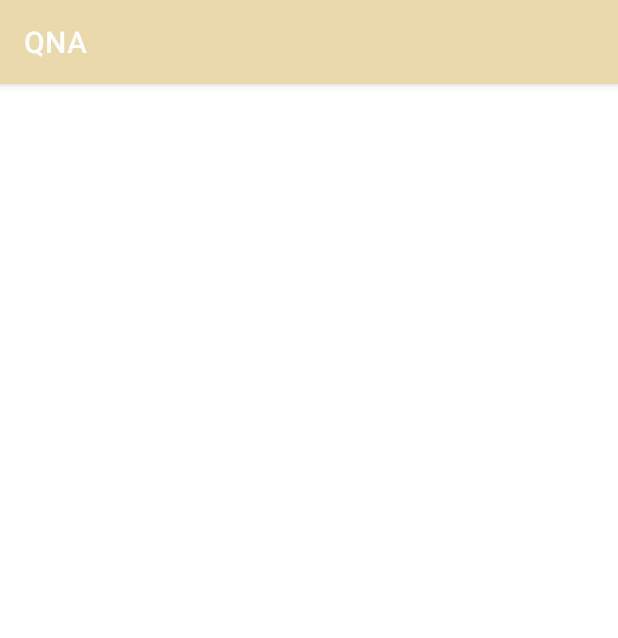
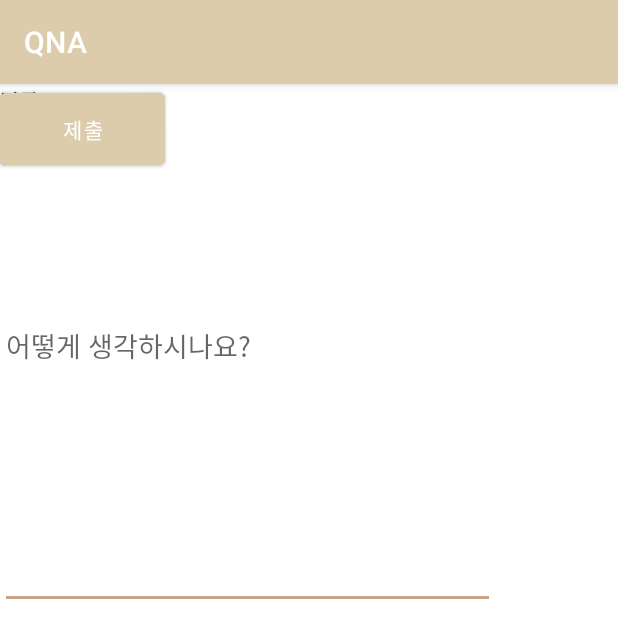
Before and after one commit to kim-geun/QNA, an Android app: the DailyQuestionActivity screen opened directly, with no data from a screen before it, on a phone screen of 412 x 824 dp. Shown: the top 638 px of the screen. Run offline under Robolectric (Android 15) with nearby library versions, the phone set to English and light mode, and no system bars.

Commit message:
1. font 추가

```diff
--- /dev/null
+++ b/app/src/main/res/font/font_family.xml
@@ -0,0 +1,7 @@
+<?xml version="1.0" encoding="utf-8"?>
+<font-family xmlns:android="http://schemas.android.com/apk/res/android">
+    <font
+        android:fontStyle="normal"
+        android:fontWeight="400"
+        android:font="@font/dovemayo"/>
+</font-family>
--- a/app/src/main/res/layout/activity_daily_question.xml
+++ b/app/src/main/res/layout/activity_daily_question.xml
@@ -1,9 +1,40 @@
 <?xml version="1.0" encoding="utf-8"?>
-<androidx.constraintlayout.widget.ConstraintLayout xmlns:android="http://schemas.android.com/apk/res/android"
+<RelativeLayout
+    xmlns:android="http://schemas.android.com/apk/res/android"
     xmlns:app="http://schemas.android.com/apk/res-auto"
     xmlns:tools="http://schemas.android.com/tools"
     android:layout_width="match_parent"
     android:layout_height="match_parent"
     tools:context=".DailyQuestionActivity">
 
-</androidx.constraintlayout.widget.ConstraintLayout>
+    <TextView
+        android:layout_width="wrap_content"
+        android:layout_height="wrap_content"
+        android:id="@+id/daily_question_date"
+        android:text="날짜"/>
+
+    <TextView
+        android:layout_width="wrap_content"
+        android:layout_height="wrap_content"
+        android:id="@+id/daily_question_question"
+        android:text="질문"/>
+
+    <EditText
+        android:layout_width="330dp"
+        android:layout_height="350dp"
+        android:id="@+id/daily_question_answer"
+        android:hint="어떻게 생각하시나요?"/>
+
+    <Button
+        android:layout_width="110dp"
+        android:layout_height="60dp"
+        android:id="@+id/daily_question_toindex"
+        android:text="목록"/>
+
+    <Button
+        android:layout_width="110dp"
+        android:layout_height="60dp"
+        android:id="@+id/daily_question_submit"
+        android:text="제출"/>
+
+</RelativeLayout>
--- a/app/src/main/res/values/colors.xml
+++ b/app/src/main/res/values/colors.xml
@@ -1,8 +1,8 @@
 <?xml version="1.0" encoding="utf-8"?>
 <resources>
-    <color name="beige_200">#FEF7E5</color>
-    <color name="beige_500">#EAD9AD</color>
-    <color name="beige_700">#D4B888</color>
+    <color name="beige_200">#F9EFCE</color>
+    <color name="beige_500">#DCCCAC</color>
+    <color name="beige_700">#CCBA97</color>
     <color name="point_light">#C8A28B</color>
     <color name="point_dark">#6C4747</color>
     <color name="pink">#F5C0AE</color>
```
Also changed, not shown: 1 other file.
